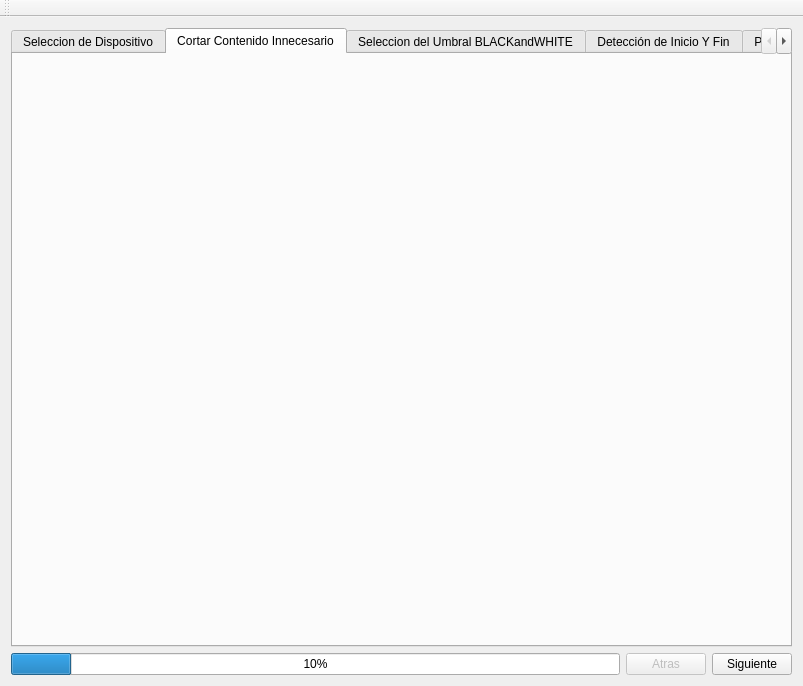
dianjuar/ModuloVisionArtifiical_ACO, file ventanaprincipal.ui: the form before one commit.
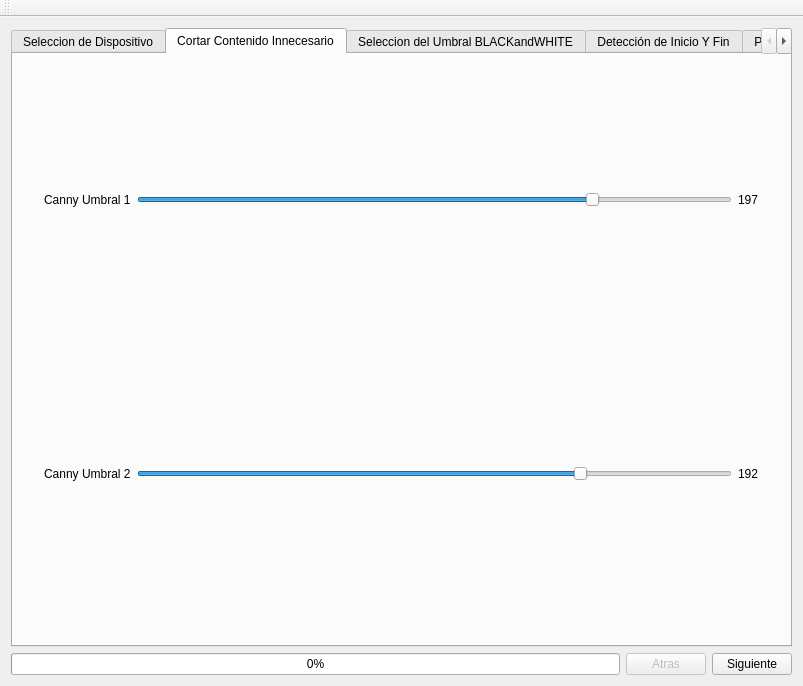
The form after the commit. The open tabs and pages were chosen to show the change. Icons and pictures are not drawn.

```diff
--- a/ventanaprincipal.ui
+++ b/ventanaprincipal.ui
@@ -98,6 +98,183 @@
        <attribute name="title">
         <string>Cortar Contenido Innecesario</string>
        </attribute>
+       <layout class="QVBoxLayout" name="verticalLayout_3">
+        <item>
+         <layout class="QHBoxLayout" name="horizontalLayout_4">
+          <item>
+           <spacer name="verticalSpacer_3">
+            <property name="orientation">
+             <enum>Qt::Vertical</enum>
+            </property>
+            <property name="sizeHint" stdset="0">
+             <size>
+              <width>20</width>
+              <height>40</height>
+             </size>
+            </property>
+           </spacer>
+          </item>
+          <item>
+           <widget class="QLabel" name="label_4">
+            <property name="text">
+             <string>Canny Umbral 1</string>
+            </property>
+           </widget>
+          </item>
+          <item>
+           <widget class="QSlider" name="horizontalSlider">
+            <property name="minimum">
+             <number>1</number>
+            </property>
+            <property name="maximum">
+             <number>255</number>
+            </property>
+            <property name="value">
+             <number>197</number>
+            </property>
+            <property name="orientation">
+             <enum>Qt::Horizontal</enum>
+            </property>
+           </widget>
+          </item>
+          <item>
+           <widget class="QLabel" name="label_2">
+            <property name="text">
+             <string>197</string>
+            </property>
+           </widget>
+          </item>
+          <item>
+           <spacer name="verticalSpacer_4">
+            <property name="orientation">
+             <enum>Qt::Vertical</enum>
+            </property>
+            <property name="sizeHint" stdset="0">
+             <size>
+              <width>20</width>
+              <height>40</height>
+             </size>
+            </property>
+           </spacer>
+          </item>
+         </layout>
+        </item>
+        <item>
+         <layout class="QHBoxLayout" name="horizontalLayout_5">
+          <item>
+           <spacer name="verticalSpacer">
+            <property name="orientation">
+             <enum>Qt::Vertical</enum>
+            </property>
+            <property name="sizeHint" stdset="0">
+             <size>
+              <width>20</width>
+              <height>40</height>
+             </size>
+            </property>
+           </spacer>
+          </item>
+          <item>
+           <widget class="QLabel" name="label_5">
+            <property name="text">
+             <string>Canny Umbral 2</string>
+            </property>
+           </widget>
+          </item>
+          <item>
+           <widget class="QSlider" name="horizontalSlider_2">
+            <property name="minimum">
+             <number>1</number>
+            </property>
+            <property name="maximum">
+             <number>255</number>
+            </property>
+            <property name="value">
+             <number>192</number>
+            </property>
+            <property name="tracking">
+             <bool>true</bool>
+            </property>
+            <property name="orientation">
+             <enum>Qt::Horizontal</enum>
+            </property>
+            <property name="invertedAppearance">
+             <bool>false</bool>
+            </property>
+            <property name="invertedControls">
+             <bool>false</bool>
+            </property>
+           </widget>
+          </item>
+          <item>
+           <widget class="QLabel" name="label_3">
+            <property name="text">
+             <string>192</string>
+            </property>
+           </widget>
+          </item>
+          <item>
+           <spacer name="verticalSpacer_2">
+            <property name="orientation">
+             <enum>Qt::Vertical</enum>
+            </property>
+            <property name="sizeHint" stdset="0">
+             <size>
+              <width>20</width>
+              <height>40</height>
+             </size>
+            </property>
+           </spacer>
+          </item>
+         </layout>
+        </item>
+        <item>
+         <layout class="QHBoxLayout" name="horizontalLayout_6">
+          <item>
+           <spacer name="horizontalSpacer_3">
+            <property name="orientation">
+             <enum>Qt::Horizontal</enum>
+            </property>
+            <property name="sizeHint" stdset="0">
+             <size>
+              <width>40</width>
+              <height>20</height>
+             </size>
+            </property>
+           </spacer>
+          </item>
+          <item>
+           <widget class="QLabel" name="label_display_2">
+            <property name="text">
+             <string/>
+            </property>
+            <property name="pixmap">
+             <pixmap>media/CamNOT_FOUND.png</pixmap>
+            </property>
+            <property name="scaledContents">
+             <bool>false</bool>
+            </property>
+            <property name="wordWrap">
+             <bool>false</bool>
+            </property>
+           </widget>
+          </item>
+          <item>
+           <spacer name="horizontalSpacer_4">
+            <property name="orientation">
+             <enum>Qt::Horizontal</enum>
+            </property>
+            <property name="sizeHint" stdset="0">
+             <size>
+              <width>40</width>
+              <height>20</height>
+             </size>
+            </property>
+           </spacer>
+          </item>
+         </layout>
+        </item>
+       </layout>
       </widget>
       <widget class="QWidget" name="tab_3">
        <attribute name="title">
@@ -126,7 +303,7 @@
       <item>
        <widget class="QProgressBar" name="progressBar">
         <property name="value">
-         <number>10</number>
+         <number>0</number>
         </property>
        </widget>
       </item>
```
Left out of the diff: 41 changed lines with no effect on the pictures.
